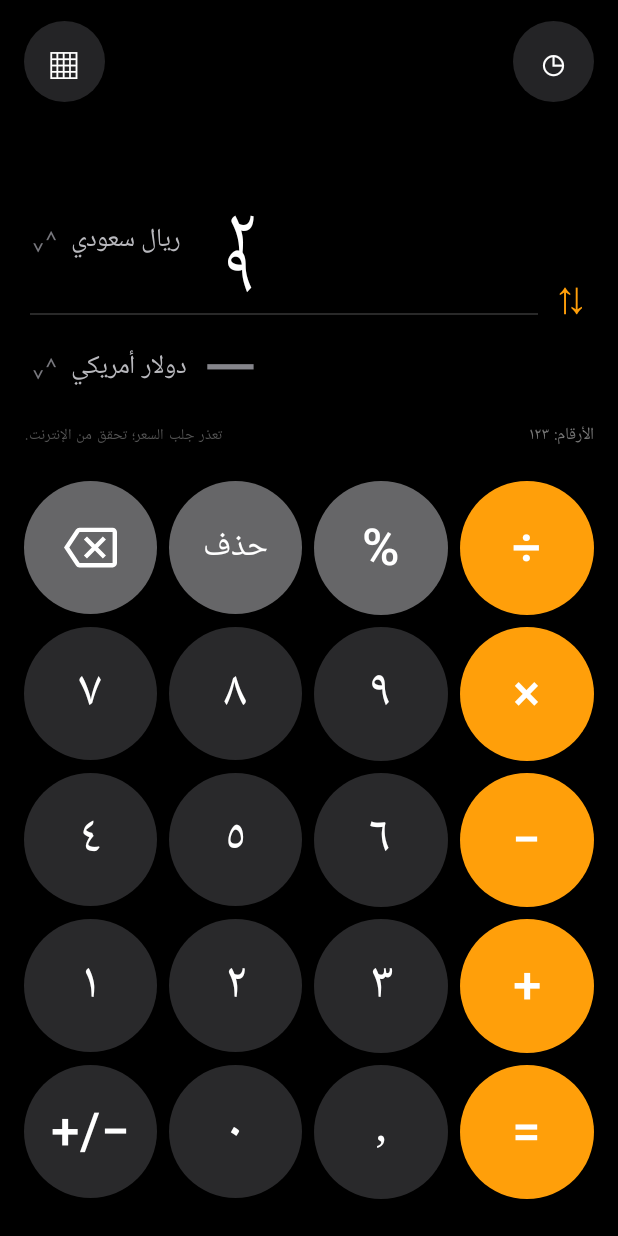
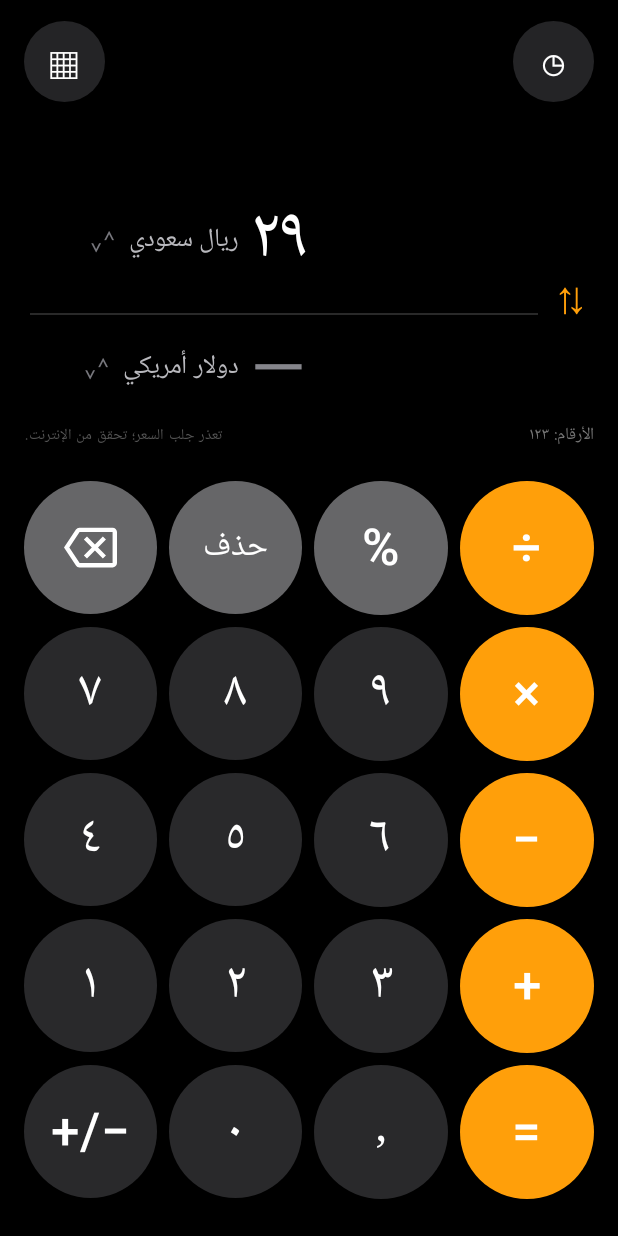
Before and after one commit to pq070pq/SAS_TV, an Android app built with Jetpack Compose: the screen it shows after launch (MainActivity), on a phone screen of 412 x 824 dp. Run offline under Robolectric (Android 15) with nearby library versions, the phone set to English and light mode, and no system bars.

Commit message:
Fix currency amount overlap with adaptive text sizing

```diff
--- a/sas-calculator-pro/app/src/main/java/com/sas/calculator/MainActivity.kt
+++ b/sas-calculator-pro/app/src/main/java/com/sas/calculator/MainActivity.kt
@@ -19,6 +19,7 @@ import androidx.compose.ui.platform.LocalLayoutDirection
 import androidx.compose.ui.text.font.FontWeight
 import androidx.compose.ui.text.input.KeyboardType
 import androidx.compose.ui.text.style.TextAlign
+import androidx.compose.ui.text.style.TextOverflow
 import androidx.compose.ui.unit.*
 import kotlinx.coroutines.Dispatchers
 import kotlinx.coroutines.withContext
@@ -273,14 +274,16 @@ fun CurrencyScreen() {
             Text("⇅", color = orange, fontSize = 30.sp, modifier = Modifier.clickable { val old = from; from = to; to = old })
             Spacer(Modifier.width(10.dp))
             Column(Modifier.weight(1f)) {
-                Row(verticalAlignment = Alignment.CenterVertically, horizontalArrangement = Arrangement.End, modifier = Modifier.fillMaxWidth()) {
-                    Text(shown(amount), color = Color.White, fontSize = 47.sp, fontWeight = FontWeight.Normal, maxLines = 1, letterSpacing = (-1).sp)
-                    Spacer(Modifier.width(10.dp)); CurrencyPickerCompact(from) { from = it }
+                Row(Modifier.fillMaxWidth(), verticalAlignment = Alignment.CenterVertically) {
+                    Box(Modifier.weight(1f), contentAlignment = Alignment.CenterEnd) { AmountValue(shown(amount), Color.White) }
+                    Spacer(Modifier.width(8.dp))
+                    Box(Modifier.fillMaxWidth(0.42f)) { CurrencyPickerCompact(from) { from = it } }
                 }
                 Divider(color = Color(0xFF292929), thickness = 1.dp, modifier = Modifier.padding(vertical = 8.dp))
-                Row(verticalAlignment = Alignment.CenterVertically, horizontalArrangement = Arrangement.End, modifier = Modifier.fillMaxWidth()) {
-                    Text(converted?.let { shown(number.format(it)) } ?: "—", color = Color(0xFF85858B), fontSize = 47.sp, fontWeight = FontWeight.Normal, maxLines = 1, letterSpacing = (-1).sp)
-                    Spacer(Modifier.width(10.dp)); CurrencyPickerCompact(to) { to = it }
+                Row(Modifier.fillMaxWidth(), verticalAlignment = Alignment.CenterVertically) {
+                    Box(Modifier.weight(1f), contentAlignment = Alignment.CenterEnd) { AmountValue(converted?.let { shown(number.format(it)) } ?: "—", Color(0xFF85858B)) }
+                    Spacer(Modifier.width(8.dp))
+                    Box(Modifier.fillMaxWidth(0.42f)) { CurrencyPickerCompact(to) { to = it } }
                 }
             }
         }
@@ -317,6 +320,17 @@ fun CurrencyScreen() {
             }
         }
         Spacer(Modifier.weight(0.08f))
+    }
+}
+
+@Composable
+fun AmountValue(value: String, color: Color) {
+    BoxWithConstraints(Modifier.fillMaxWidth()) {
+        val safeSize = (maxWidth.value * 1.45f / value.length.coerceAtLeast(1)).coerceIn(22f, 47f)
+        Text(text = value, modifier = Modifier.fillMaxWidth(), color = color,
+            fontSize = safeSize.sp, fontWeight = FontWeight.Normal, maxLines = 1,
+            softWrap = false, overflow = TextOverflow.Clip, textAlign = TextAlign.End,
+            letterSpacing = (-0.5).sp)
     }
 }
 
```
